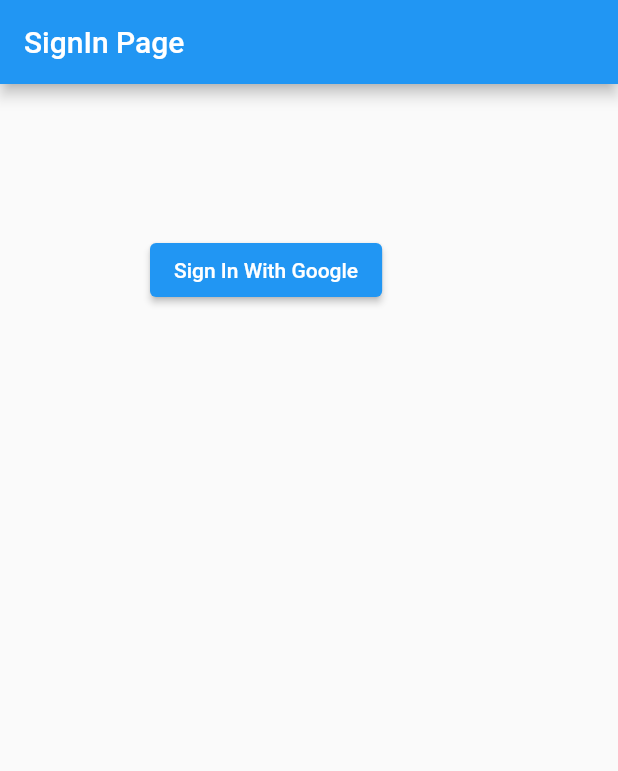
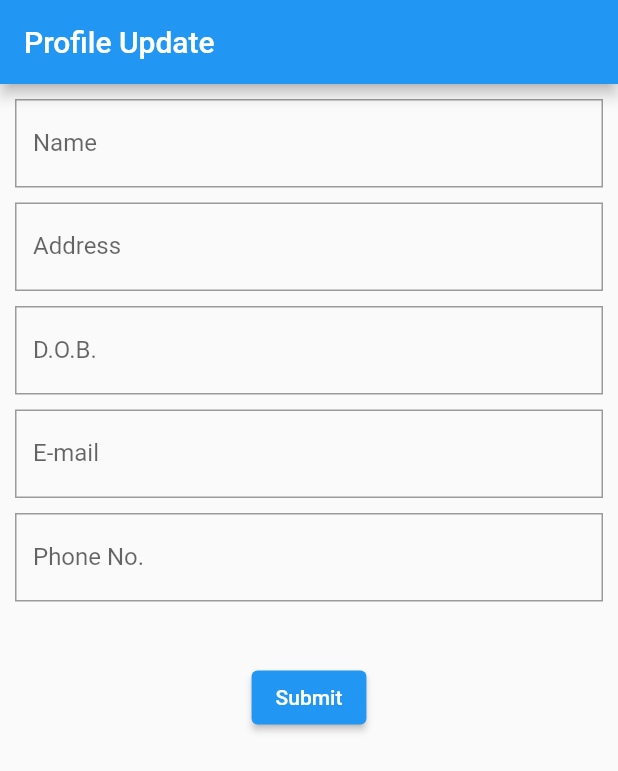
Before and after one commit to parmujr/freecommerce, a Flutter app: the screen it shows after launch, on a phone screen of 412 x 824 dp. Shown: the top 771 px of the screen. Run offline on Flutter 3.47's test engine with Material 2 defaults, Android fonts, the phone set to English and light mode, and no system bars; our stand-ins replace cloud_firestore, firebase_auth, firebase_core, google_sign_in; accounts and stored records are empty.

Commit message:
27/03/2021

```diff
--- a/lib/main.dart
+++ b/lib/main.dart
@@ -1,6 +1,9 @@
 import 'package:firebase_core/firebase_core.dart';
 import 'package:flutter/material.dart';
 import 'package:flutter_free_commerce/views/auth_view.dart';
+import 'package:flutter_free_commerce/views/profile_page.dart';
+import 'package:flutter_free_commerce/views/profile_update.dart';
+import 'package:flutter_free_commerce/views/sign_in.dart';
 
 void main() {
   runApp(MyApp());
@@ -26,7 +29,7 @@ class _MyAppState extends State<MyApp> {
       debugShowCheckedModeBanner: false,
       title: 'Flutter e-commerce',
       home:
-      initialized ? AuthView() : Center(child: CircularProgressIndicator()),
+      initialized ? ProfileUpdate() : Center(child: CircularProgressIndicator()),
     );
   }
 
--- /dev/null
+++ b/lib/models/profile_models.dart
@@ -0,0 +1,60 @@
+// To parse this JSON data, do
+//
+//     final product = productFromMap(jsonSt
+import 'dart:convert';
+
+Profile profileFromMap(String str) => Profile.fromMap(json.decode(str));
+
+String profileToMap(Profile data) => json.encode(data.toMap());
+
+class Profile{
+  Profile({
+    this.name,
+    this.address,
+    this.dob,
+    this.email,
+    this.phone,
+  });
+
+
+  String name;
+  String address;
+  String dob;
+  String email;
+  String phone;
+
+  Profile copyWith({
+   String name,
+   String address,
+   String dob,
+   String email,
+   String phone,
+  }) =>
+      Profile(
+
+        name:name ?? this.name,
+        address: address ?? this.address,
+        dob: dob ?? this.dob,
+        email: email ?? this.email,
+        phone: phone ?? this.phone,
+      );
+
+  factory Profile.fromMap(Map<String, dynamic> json) => Profile(
+
+    name: json["name"] == null ? null : json["name"],
+    address: json["address"] == null ? null : json["address"],
+    dob: json["dob"] == null ? null : json["dob"],
+    email: json["email"] == null ? null : json["email"],
+    phone: json["phone"] == null ? null : json["phone"],
+
+  );
+
+  Map<String, dynamic> toMap() => {
+    "name": name == null ? null : name,
+    "address": address == null ? null : address,
+    "dob": dob == null ? null : dob,
+    "email": email == null ? null : email,
+    "phone": phone == null ? null : phone,
+
+  };
+}
--- /dev/null
+++ b/lib/views/profile_update.dart
@@ -0,0 +1,92 @@
+import 'package:flutter/material.dart';
+import 'package:flutter_free_commerce/models/profile_models.dart';
+
+class ProfileUpdate extends StatefulWidget {
+  @override
+  _ProfileUpdateState createState() => _ProfileUpdateState();
+}
+
+class _ProfileUpdateState extends State<ProfileUpdate> {
+
+  Profile profile = Profile();
+
+
+  @override
+  Widget build(BuildContext context) {
+    return SafeArea(
+        child: Scaffold(
+            appBar: AppBar(
+              title: Text("Profile Update"),
+            ),
+            body: Form(
+
+              child: Container(
+                padding: EdgeInsets.all(10),
+                child: SingleChildScrollView(
+
+                  child: Column(
+                    children: [
+                      TextField(
+                        decoration: InputDecoration(
+                            border: OutlineInputBorder(
+                                borderRadius:
+                                BorderRadius.all(Radius.zero)),
+                            labelText: "Name"),
+                      ),
+                      SizedBox(
+                        height: 10,
+                      ),
+                      TextField(
+                        decoration: InputDecoration(
+                            border: OutlineInputBorder(
+                                borderRadius:
+                                BorderRadius.all(Radius.zero)),
+                            labelText: "Address"),
+                      ),
+                      SizedBox(
+                        height: 10,
+                      ),
+                      TextField(
+                        decoration: InputDecoration(
+                            border: OutlineInputBorder(
+                                borderRadius:
+                                BorderRadius.all(Radius.zero)),
+                            labelText: "D.O.B."),
+                        keyboardType: TextInputType.number,
+                      ),
+                      SizedBox(
+                        height: 10,
+                      ),
+                      TextField(
+                        decoration: InputDecoration(
+                            border: OutlineInputBorder(
+                                borderRadius:
+                                BorderRadius.all(Radius.zero)),
+                            labelText: "E-mail"),
+                        keyboardType: TextInputType.emailAddress,
+                      ),
+                      SizedBox(
+                        height: 10,
+                      ),
+                      TextField(
+                        decoration: InputDecoration(
+                          border: OutlineInputBorder(
+                              borderRadius: BorderRadius.all(Radius.zero)),
+                          labelText: "Phone No.",
+                        ),
+                        keyboardType: TextInputType.phone,
+                      ),
+                      // TextFormField()
+                      SizedBox(
+                        height: 40,
+                      ),
+                      Center(
+                          child: ElevatedButton(
+                              onPressed: (){},  child: Text("Submit")))
+                    ],
+                  ),
+                ),
+              ),
+            )));
+  }
+}
```
Also changed, not shown: lib/views/profile_page.dart (added, +74 -0 lines).
